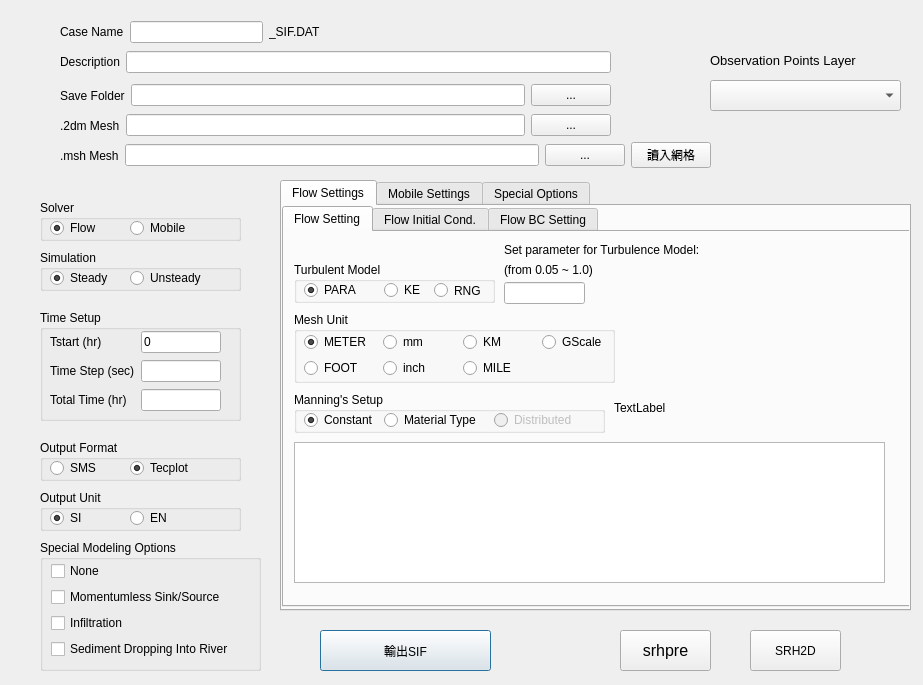
Old version of the form srhpre.ui in the repository sythenA/MeshBuilder.
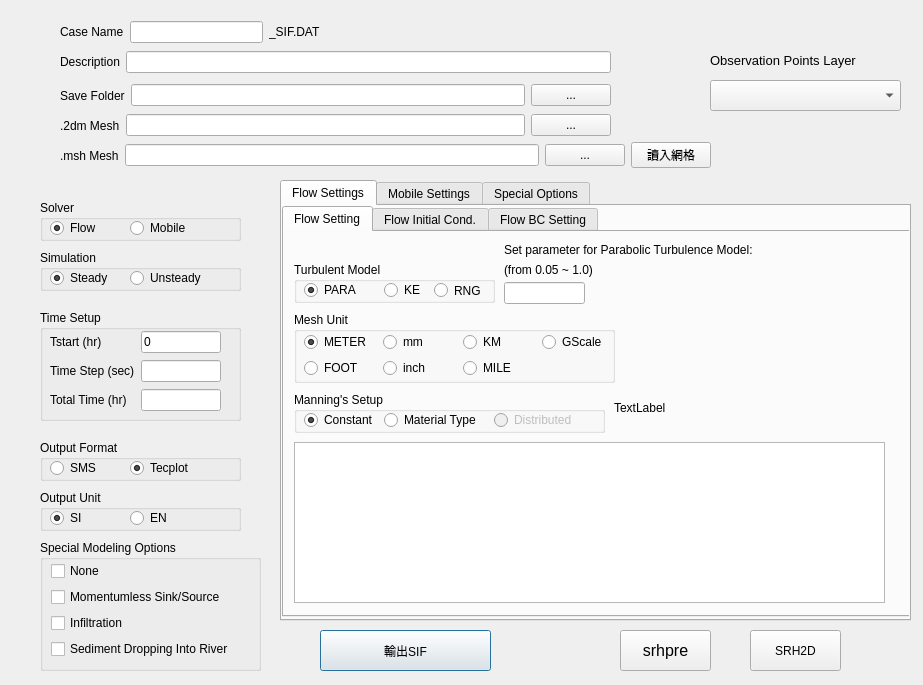
New version of the form. The open tabs and pages were chosen to show the change.

Diff of the .ui file:
```diff
--- a/srhpre.ui
+++ b/srhpre.ui
@@ -524,7 +524,7 @@
      <x>280</x>
      <y>180</y>
      <width>631</width>
-     <height>431</height>
+     <height>441</height>
     </rect>
    </property>
    <property name="currentIndex">
@@ -540,7 +540,7 @@
        <x>0</x>
        <y>0</y>
        <width>631</width>
-       <height>401</height>
+       <height>411</height>
       </rect>
      </property>
      <property name="tabPosition">
@@ -748,12 +748,12 @@
         <rect>
          <x>220</x>
          <y>10</y>
-         <width>231</width>
+         <width>281</width>
          <height>16</height>
         </rect>
        </property>
        <property name="text">
-        <string>Set parameter for Turbulence Model:</string>
+        <string>Set parameter for Parabolic Turbulence Model:</string>
        </property>
       </widget>
       <widget class="QLineEdit" name="turbParaInput">
@@ -785,7 +785,7 @@
          <x>10</x>
          <y>210</y>
          <width>591</width>
-         <height>141</height>
+         <height>161</height>
         </rect>
        </property>
       </widget>
```
Left out of the diff: 18 changed lines with no effect on the pictures.
